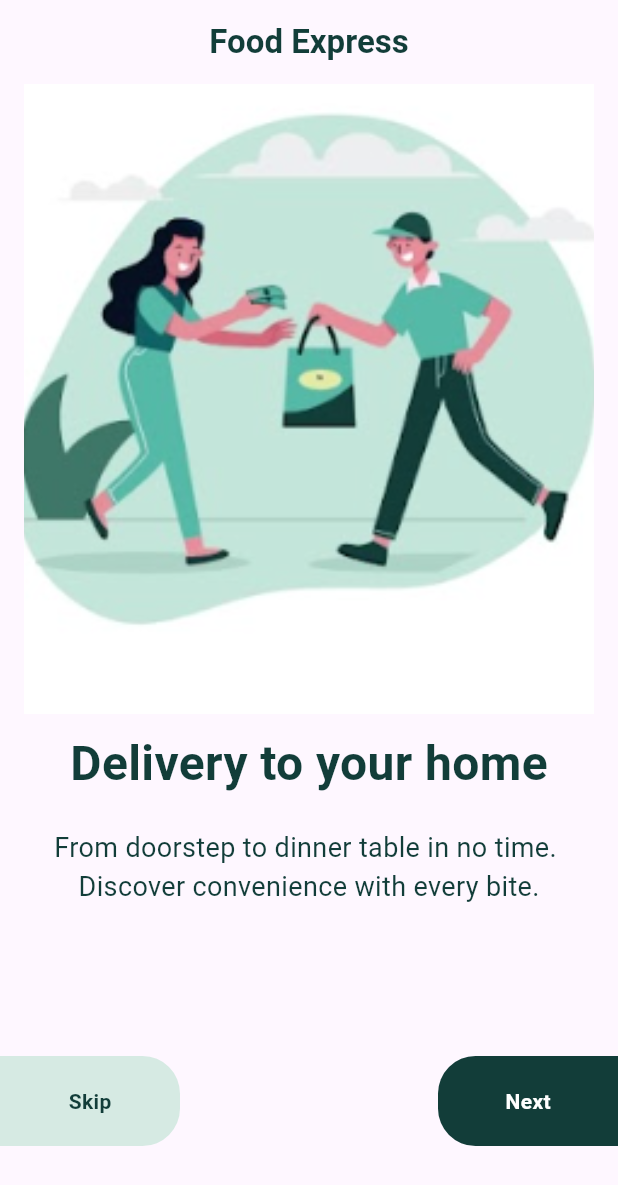
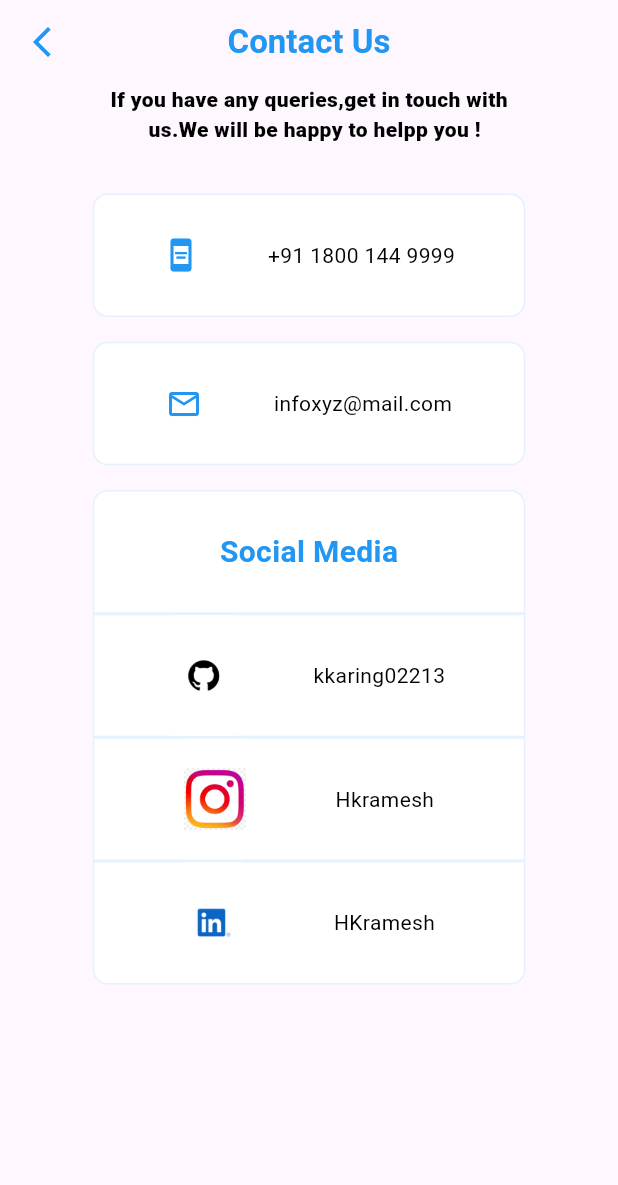
Before and after one commit to harshdusane2103/Adv_Flutter_Ch_First, a Flutter app: the screen it shows after launch, on a phone screen of 412 x 824 dp. Shown: the top 1185 px of the screen. Run offline on Flutter 3.47's test engine with Material 3 defaults, Android fonts, the phone set to English and light mode, and no system bars; our stand-ins replace shared_preferences.

Commit message:
16/7/2024

```diff
--- /dev/null
+++ b/lib/Screen/Interaction/Provider/InteractionProvider.dart
@@ -0,0 +1,30 @@
+import 'package:flutter/material.dart';
+import 'package:url_launcher/url_launcher.dart';
+class IntractionProvider extends ChangeNotifier
+{
+   void Phoneluncher()
+   {
+     Uri uri = Uri.parse('tel: +91 1800 144 9999');
+     launchUrl(uri);
+   }
+   void maillauncher()
+   {
+     Uri uri = Uri.parse('mailto: harsh@gmail.com');
+     launchUrl(uri);
+   }
+   void linkdinlauncher()
+   {
+     Uri uri = Uri.parse('https://www.linkedin.com/in/harsh-dusane-b560102a9/');
+     launchUrl(uri,mode: LaunchMode.inAppWebView);
+   }
+   void instlauncher()
+   {
+     Uri uri = Uri.parse('https://www.instagram.com/dusane_harsh_');
+     launchUrl(uri);
+   }
+   void gitlauncher()
+   {
+     Uri uri = Uri.parse('https://github.com/harshdusane2103');
+     launchUrl(uri,mode: LaunchMode.inAppWebView);
+   }
+}
--- /dev/null
+++ b/lib/Screen/Interaction/View/InteractionScreen.dart
@@ -0,0 +1,201 @@
+import 'package:adv_fullter_ch1/Screen/Interaction/Provider/InteractionProvider.dart';
+import 'package:flutter/material.dart';
+import 'package:provider/provider.dart';
+class InteractionSceen extends StatelessWidget {
+  const InteractionSceen({super.key});
+
+  @override
+
+  Widget build(BuildContext context) {
+    double h=MediaQuery.of(context).size.height;
+    double w=MediaQuery.of(context).size.width;
+    IntractionProvider intractionProvider=Provider.of<IntractionProvider>(context,listen: false);
+
+    return Scaffold(
+      appBar: AppBar(
+        leading: Icon(Icons.arrow_back_ios_new,color: Colors.blue,),
+       centerTitle: true,
+       title: Text("Contact Us",style: TextStyle(color: Colors.blue,fontWeight: FontWeight.bold),),
+
+      ),
+      body: Center(
+        child: Column(
+
+          children: [
+            Text('If you have any queries,get in touch with',style: TextStyle(color: Colors.black,fontWeight: FontWeight.w800),),
+            Text('  us.We will be happy to helpp you !',style: TextStyle(color: Colors.black,fontWeight: FontWeight.w800),),
+            SizedBox(height: h*0.04,),
+            InkWell( onTap: () {
+              intractionProvider.Phoneluncher();
+            },
+              child: Container(
+                height: h*0.10,
+                width: w*0.70,
+                decoration: BoxDecoration(
+                  color: Colors.white,
+                  borderRadius: BorderRadius.circular(10),
+                  border: Border.all(color: Colors.blue.shade50)
+                ),
+
+                child: Row(
+                  mainAxisAlignment: MainAxisAlignment.spaceEvenly,
+                children: [
+                  Icon(Icons.aod,color: Colors.blue,size: 24,),
+                  Text('+91 1800 144 9999',style: TextStyle(color: Colors.black),),
+                ],
+              ),),
+            ),
+            SizedBox(height: h*0.02,),
+
+            InkWell(
+              onTap: () {
+                intractionProvider.maillauncher();
+              },
+              child: Container(
+                height: h*0.10,
+                width: w*0.70,
+                decoration: BoxDecoration(
+                  color: Colors.white,
+                  borderRadius: BorderRadius.circular(10),
+                    border: Border.all(color: Colors.blue.shade50)
+                ),
+
+                child: Row(
+                  mainAxisAlignment: MainAxisAlignment.spaceEvenly,
+                children: [
+                  Icon(Icons.mail_outline_outlined,color: Colors.blue,size: 24,),
+                  Text('infoxyz@mail.com',style: TextStyle(color: Colors.black),),
+                ],
+              ),),
+            ),
+            SizedBox(height: h*0.02,),
+            InkWell(
+              onTap: () {
+
+              },
+              child: Container(
+                height: h*0.10,
+                width: w*0.70,
+                decoration: BoxDecoration(
+                    color: Colors.white,
+                    borderRadius: BorderRadius.only(topRight: Radius.circular(10),topLeft: Radius.circular(10)),
+                    border: Border.all(color: Colors.blue.shade50)
+                ),
+
+                child: Row(
+                  mainAxisAlignment: MainAxisAlignment.center,
+                  children: [
+
+                    Text('Social Media',style: TextStyle(color: Colors.blue,fontSize: 20,fontWeight: FontWeight.bold),),
+                  ],
+                ),),
+            ),
+
+            InkWell(
+              onTap: () {
+                intractionProvider.gitlauncher();
+              },
+              child: Container(
+                height: h*0.10,
+                width: w*0.70,
+                decoration: BoxDecoration(
+                    color: Colors.white,
+
+                    border: Border.all(color: Colors.blue.shade50)
+                ),
+
+                child: Row(
+                  mainAxisAlignment: MainAxisAlignment.spaceEvenly,
+                  children: [
+                    Container(
+
+                      width: w*0.10,
+                      decoration: BoxDecoration(
+                        color: Colors.white,
+                        image: DecorationImage(
+
+                          image: AssetImage('asstes/image/git.png')
+                        )
+                      ),
+
+
+                    ),
+                    Text('kkaring02213',style: TextStyle(color: Colors.black),),
+                  ],
+                ),),
+            ),
+
+            InkWell(
+              onTap: () {
+                intractionProvider.instlauncher();
+              },
+              child: Container(
+                height: h*0.10,
+                width: w*0.70,
+                decoration: BoxDecoration(
+                    color: Colors.white,
+
+                    border: Border.all(color: Colors.blue.shade50)
+                ),
+
+                child: Row(
+                  mainAxisAlignment: MainAxisAlignment.spaceEvenly,
+                  children: [
+                    Container(
+
+                      width: w*0.10,
+                      decoration: BoxDecoration(
+                          color: Colors.white,
+                          image: DecorationImage(
+
+                              image: AssetImage('asstes/image/insta.png')
+                          )
+                      ),
+
+
+                    ),
+                    Text('Hkramesh',style: TextStyle(color: Colors.black),),
+                  ],
+                ),),
+            ),
+
+            InkWell(onTap: () {
+              intractionProvider.linkdinlauncher();
+            },
+              child: Container(
+                height: h*0.10,
+                width: w*0.70,
+                decoration: BoxDecoration(
+                    color: Colors.white,
+                    borderRadius: BorderRadius.only(bottomLeft: Radius.circular(10),bottomRight: Radius.circular(10)),
+                    border: Border.all(color: Colors.blue.shade50)
+                ),
+
+                child: Row(
+                  mainAxisAlignment: MainAxisAlignment.spaceEvenly,
+                  children: [
+                    Container(
+
+                      width: w*0.10,
+                      decoration: BoxDecoration(
+                          color: Colors.white,
+                          image: DecorationImage(
+
+                              image: AssetImage('asstes/image/link.png')
+                          )
+                      ),
+
+
+                    ),
+                    Text('HKramesh',style: TextStyle(color: Colors.black),),
+                  ],
+                ),),
+            ),
+          ],
+        ),
+      ),
+
+
+    );
+  }
+}
--- a/lib/main.dart
+++ b/lib/main.dart
@@ -1,3 +1,28 @@
+
+import 'package:adv_fullter_ch1/Screen/Interaction/Provider/InteractionProvider.dart';
+import 'package:flutter/material.dart';
+import 'package:adv_fullter_ch1/Screen/Interaction/View/InteractionScreen.dart';
+import 'package:provider/provider.dart';
+void main()
+{
+  runApp(MyApp());
+}
+class MyApp extends StatelessWidget {
+  const MyApp({super.key});
+
+  @override
+  Widget build(BuildContext context) {
+    return ChangeNotifierProvider(
+      create: (context)=>IntractionProvider(),
+
+      builder:(context,child) =>MaterialApp(
+
+        debugShowCheckedModeBanner: false,
+        home: InteractionSceen(),
+      ),
+    );
+  }
+}
 
 
 
@@ -6,13 +31,14 @@
 
 
 
-import 'package:adv_fullter_ch1/Screen/PR_1.6_Task_2/Provider/Introprovider.dart';
-import 'package:adv_fullter_ch1/Screen/PR_1.6_Task_2/View/HomeScreen.dart';
-import 'package:adv_fullter_ch1/Screen/PR_1.6_Task_2/View/IntroScreen.dart';
 
-import 'package:flutter/material.dart';
-import 'package:provider/provider.dart';
-import 'package:shared_preferences/shared_preferences.dart';
+// import 'package:adv_fullter_ch1/Screen/PR_1.6_Task_2/Provider/Introprovider.dart';
+// import 'package:adv_fullter_ch1/Screen/PR_1.6_Task_2/View/HomeScreen.dart';
+// import 'package:adv_fullter_ch1/Screen/PR_1.6_Task_2/View/IntroScreen.dart';
+//
+// import 'package:flutter/material.dart';
+// import 'package:provider/provider.dart';
+// import 'package:shared_preferences/shared_preferences.dart';
 
 
 
@@ -47,25 +73,25 @@ import 'package:shared_preferences/shared_preferences.dart';
 //   }
 //
 // }
-Future<void> main()
-async {
-  WidgetsFlutterBinding.ensureInitialized();
-  SharedPreferences preferences = await SharedPreferences.getInstance();
-
- bool shows = preferences.getBool('viewed') ?? false;  runApp(ChangeNotifierProvider(
-      create:(context)=>IntroProvider(shows),
-      child: MyApp()));
-}
-class MyApp extends StatelessWidget {
-  const MyApp({super.key});
-
-  @override
-  Widget build(BuildContext context) {
-    return
-      MaterialApp(
-        debugShowCheckedModeBanner: false,
-        home:Provider.of<IntroProvider>(context, listen: false).isClicked ?HomeScreen() :IntroScreen1(),
-      );
-
-  }
-}
+// Future<void> main()
+// async {
+//   WidgetsFlutterBinding.ensureInitialized();
+//   SharedPreferences preferences = await SharedPreferences.getInstance();
+//
+//  bool shows = preferences.getBool('viewed') ?? false;  runApp(ChangeNotifierProvider(
+//       create:(context)=>IntroProvider(shows),
+//       child: MyApp()));
+// }
+// class MyApp extends StatelessWidget {
+//   const MyApp({super.key});
+//
+//   @override
+//   Widget build(BuildContext context) {
+//     return
+//       MaterialApp(
+//         debugShowCheckedModeBanner: false,
+//         home:Provider.of<IntroProvider>(context, listen: false).isClicked ?HomeScreen() :IntroScreen1(),
+//       );
+//
+//   }
+// }
--- a/pubspec.yaml
+++ b/pubspec.yaml
@@ -37,6 +37,8 @@ dependencies:
   cupertino_icons: ^1.0.6
   provider: ^6.1.2
   shared_preferences: ^2.2.3
+  share_plus: ^9.0.0
+  url_launcher: ^6.3.0
 
 
 dev_dependencies:
@@ -72,6 +74,9 @@ flutter:
     - asstes/image/image2.png
     - asstes/image/image3.png
     - asstes/image/logo.jpeg
+    - asstes/image/git.png
+    - asstes/image/link.png
+    - asstes/image/insta.png
 
 
   # An image asset can refer to one or more resolution-specific "variants", see
```
Also changed, not shown: asstes/image/git.png (added), asstes/image/insta.png (added), asstes/image/link.png (added), intra.png (added), pubspec.lock, 7 other files.
